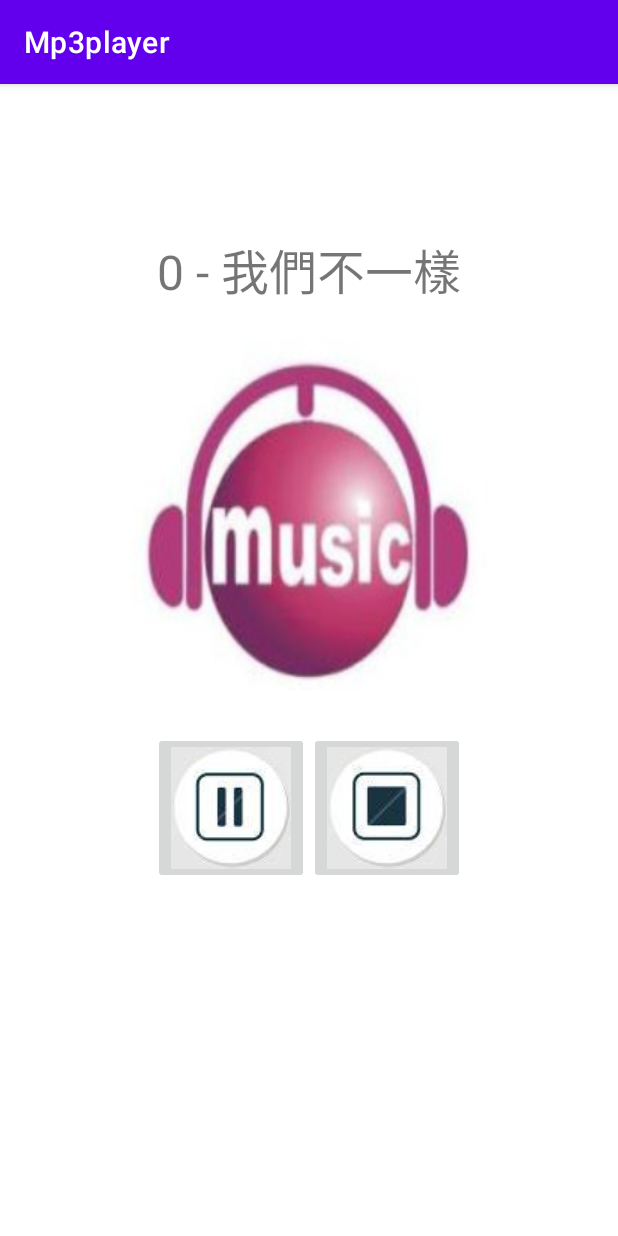
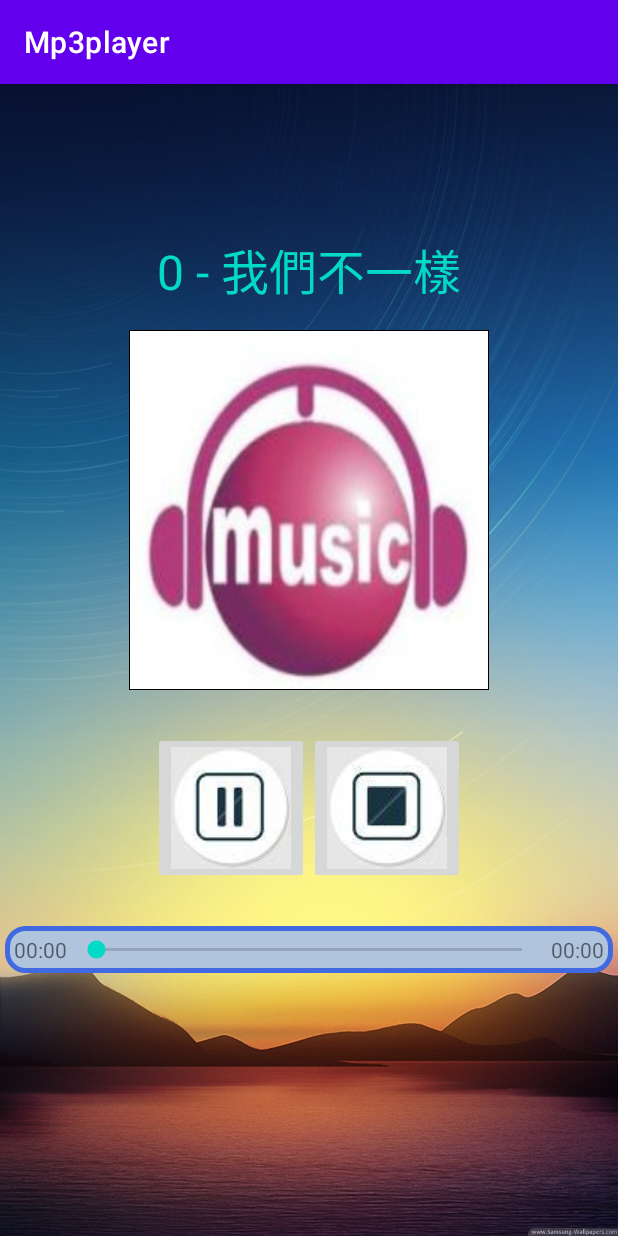
Before and after one commit to weilawhite/Mp3player, an Android app: the screen it shows after launch (PlayerActivity), after a tap on "我們不一樣", on a phone screen of 412 x 824 dp. Run offline under Robolectric (Android 15) with nearby library versions, the phone set to English and light mode, and no system bars.

Commit message:
自動更換封面圖 新增背景計時條

```diff
--- a/app/src/main/java/com/example/mp3player/MainActivity.java
+++ b/app/src/main/java/com/example/mp3player/MainActivity.java
@@ -63,7 +63,7 @@ public class MainActivity extends AppCompatActivity {
                 Bundle bundle = new Bundle();
                 bundle.putString("mp3name", mp3name[position]);
                 bundle.putString("mp3index", resId[position]);
-                bundle.putBoolean("readFromSD",readFromSD);
+                bundle.putBoolean("readFromSD", readFromSD);
                 bundle.putInt("mp3no", position);
                 intent.putExtras(bundle);
                 startActivity(intent);
@@ -124,7 +124,10 @@ public class MainActivity extends AppCompatActivity {
             @Override
             public boolean accept(File pathname, String filename) {
                 for (int i = 0; i < filter.length; i++) {
-                    if (filename.indexOf(filter[i]) != 1) return true;
+                    if (filename.toLowerCase().endsWith(filter[i])) {
+                        return true;
+                    }
+                    //if (filename.indexOf(filter[i]) != 1) return true;
                 }
                 return false;
             }
@@ -146,6 +149,7 @@ public class MainActivity extends AppCompatActivity {
             String filename = file.getName();
             String absolutePath = file.getAbsolutePath();
             String name = filename.substring(0, filename.indexOf("."));
+            //String name = file.getName();
             mp3name[count] = name;
             resId[count] = absolutePath;
             count++;
--- a/app/src/main/java/com/example/mp3player/PlayerActivity.java
+++ b/app/src/main/java/com/example/mp3player/PlayerActivity.java
@@ -7,19 +7,19 @@ import android.graphics.BitmapFactory;
 import android.media.MediaPlayer;
 import android.os.Bundle;
 import android.os.Environment;
+import android.util.Log;
 import android.view.KeyEvent;
 import android.view.View;
 import android.widget.ImageButton;
 import android.widget.ImageView;
 import android.widget.TextView;
-import android.widget.Toast;
 
 import java.io.IOException;
 
 public class PlayerActivity extends AppCompatActivity implements View.OnClickListener {
 
 
-    private TextView titleText;
+    private TextView titleText, startTimeText, endTimeText;
     private ImageView titleImg;
     private ImageButton playBtn, stopBtn;
     private String mp3name, mp3index;
@@ -63,7 +63,7 @@ public class PlayerActivity extends AppCompatActivity implements View.OnClickLis
                     public void run() {
                         playBtn.setEnabled(true);
                         stopBtn.setEnabled(true);
-                        playMusic(mp3index);
+                        playMusic();
                     }
                 });
             }
@@ -82,7 +82,7 @@ public class PlayerActivity extends AppCompatActivity implements View.OnClickLis
         }
     }
 
-    public void playMusic(String index) {
+    public void playMusic() {
 
         stopMusic();
 
@@ -129,6 +129,9 @@ public class PlayerActivity extends AppCompatActivity implements View.OnClickLis
         playBtn = findViewById(R.id.play_btn);
         stopBtn = findViewById(R.id.stop_btn);
 
+        startTimeText = findViewById(R.id.start_text);
+        endTimeText = findViewById(R.id.end_text);
+
         playBtn.setOnClickListener(this);
         stopBtn.setOnClickListener(this);
 
@@ -142,10 +145,12 @@ public class PlayerActivity extends AppCompatActivity implements View.OnClickLis
 
         //在這修改顯示圖片
         Bitmap image = getBitmapFromSDCard(mp3name);
-        if(image!=null){
+        if (image != null) {
             titleImg.setImageBitmap(image);
-        }else {
+            Log.d("PlayerActivity", " OK ");
+        } else {
             titleImg.setImageResource(R.drawable.title);
+            Log.w("PlayerActivity", " NO IMAGE ");
         }
 
     }
@@ -154,7 +159,7 @@ public class PlayerActivity extends AppCompatActivity implements View.OnClickLis
     public void onClick(View v) {
         if (v.getId() == R.id.play_btn) {
             if (mediaPlayer == null) {
-                playMusic(mp3index);
+                playMusic();
                 return;
             }
 
--- a/app/src/main/res/layout/activity_player.xml
+++ b/app/src/main/res/layout/activity_player.xml
@@ -4,6 +4,7 @@
     xmlns:tools="http://schemas.android.com/tools"
     android:layout_width="match_parent"
     android:layout_height="match_parent"
+    android:background="@drawable/background"
     tools:context=".PlayerActivity">
 
 
@@ -14,6 +15,7 @@
         android:layout_centerHorizontal="true"
         android:layout_marginTop="100dp"
         android:text="@string/mp3_name"
+        android:textColor="@color/design_default_color_secondary"
         android:textSize="32sp"></TextView>
 
     <ImageView
@@ -21,14 +23,16 @@
         android:id="@+id/title_img"
         android:layout_width="240dp"
         android:layout_height="240dp"
-        android:scaleType="fitXY"
         android:layout_below="@+id/title_text"
         android:layout_centerHorizontal="true"
         android:layout_marginTop="16dp"
+        android:background="@drawable/title_shape"
+        android:scaleType="fitXY"
         android:src="@drawable/title" />
 
 
     <LinearLayout
+        android:id="@+id/button_layout"
         android:layout_width="wrap_content"
         android:layout_height="wrap_content"
         android:layout_below="@+id/title_img"
@@ -51,5 +55,38 @@
 
         </ImageButton>
 
+
+    </LinearLayout>
+
+    <LinearLayout
+        android:layout_width="match_parent"
+        android:layout_height="wrap_content"
+        android:layout_below="@id/button_layout"
+        android:layout_marginLeft="3dp"
+        android:layout_marginTop="16dp"
+        android:layout_marginRight="3dp"
+        android:background="@drawable/round_corner"
+        android:gravity="center_vertical"
+        android:orientation="horizontal"
+        android:padding="6dp">
+        <TextView
+            android:id="@+id/start_text"
+            android:layout_width="wrap_content"
+            android:layout_height="wrap_content"
+            android:text="00:00"></TextView>
+
+        <SeekBar
+            android:id="@+id/time_seek"
+            android:layout_marginLeft="3dp"
+            android:layout_marginRight="3dp"
+            android:layout_weight="1"
+            android:layout_width="wrap_content"
+            android:layout_height="wrap_content"></SeekBar>
+        <TextView
+            android:id="@+id/end_text"
+            android:layout_width="wrap_content"
+            android:layout_height="wrap_content"
+            android:text="00:00"></TextView>
+
     </LinearLayout>
 </RelativeLayout>
```
Also changed, not shown: app/src/main/res/drawable-v24/background.jpg (added), app/src/main/res/drawable-v24/icon.png (added), app/src/main/res/drawable-v24/title_sample.jpg (added).
